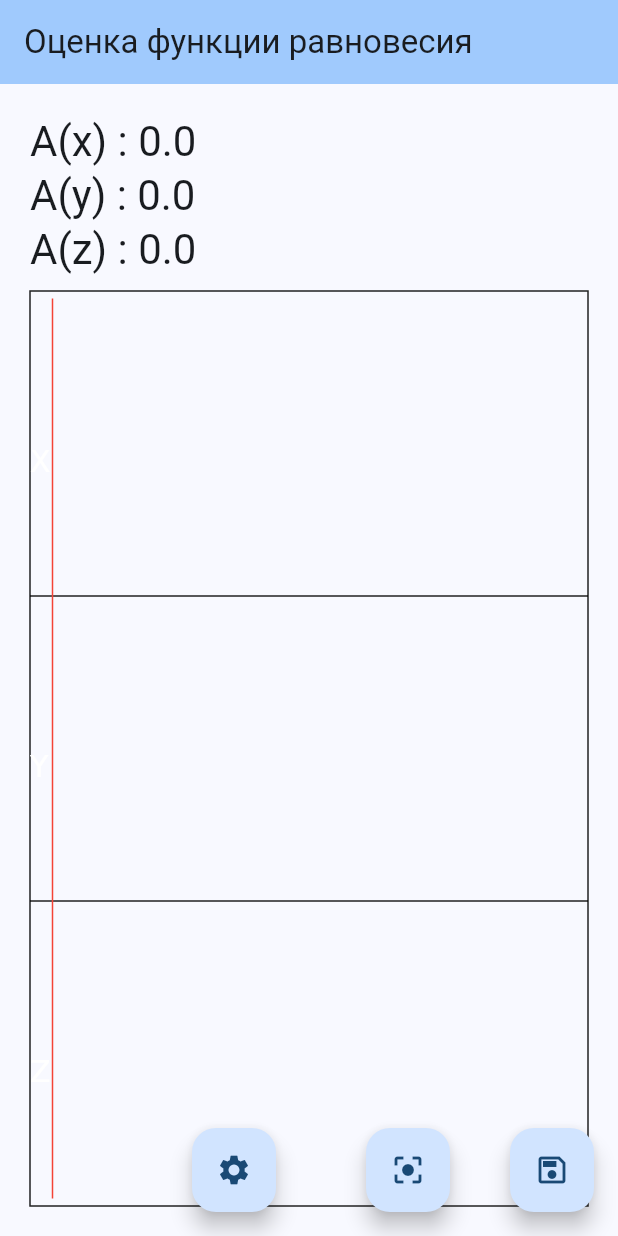
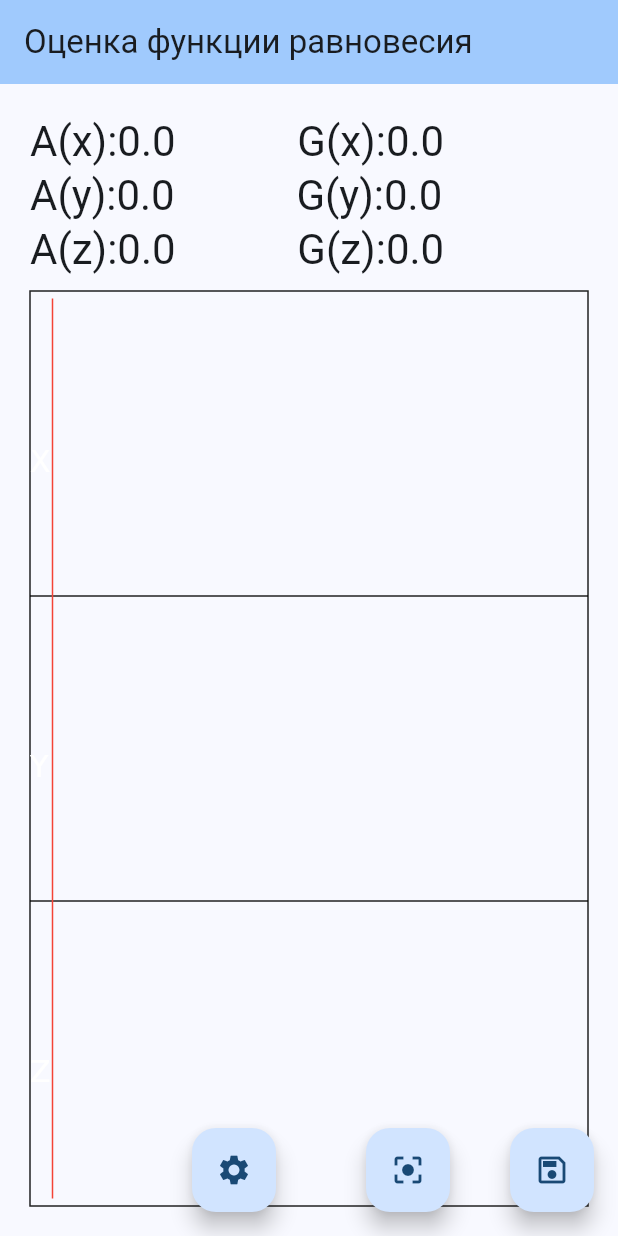
Before and after one commit to grigp/accel_kfr, a Flutter app: the screen it shows after launch, on a phone screen of 412 x 824 dp. Run offline on Flutter 3.47's test engine with Material 3 defaults, Android fonts, the light colour scheme and no system bars; our stand-ins replace assets_audio_player, flutter_bloc, flutter_secure_storage, get_it, sensors_plus; missing offline and left inert: number_text_input_formatter.

Commit message:
Работа с углами для исследований

```diff
--- a/lib/features/record_screen/view/record_screen.dart
+++ b/lib/features/record_screen/view/record_screen.dart
@@ -31,6 +31,9 @@ class _RecordScreenState extends State<RecordScreen> {
   double _ax = 0;
   double _ay = 0;
   double _az = 0;
+  double _gx = 0;
+  double _gy = 0;
+  double _gz = 0;
   int _n = 0;
   int _recCount = 0;
   final int _screenRate = 20;
@@ -66,41 +69,42 @@ class _RecordScreenState extends State<RecordScreen> {
     _pcBloc.add(UpdateParamsEvent());
   }
 
-  void getData(double ax, double ay, double az) async {
+  void getData(
+      double ax, double ay, double az, double gx, double gy, double gz) async {
     ++_n;
-    _block.add(DataBlock(ax: ax, ay: ay, az: az));
+    _block.add(DataBlock(ax: ax, ay: ay, az: az, gx: gx, gy: gy, gz: gz));
 
     if (_n % (_freq / _screenRate) == 0) {
       setState(() {
         _ax = ax;
         _ay = ay;
         _az = az;
+        _gx = gx;
+        _gy = gy;
+        _gz = gz;
       });
     }
 
     if (_isRecording) {
       if (_stage == RecordStages.stgRecording) {
-        await _database.add(DataBlock(ax: ax, ay: ay, az: az));
+        await _database
+            .add(DataBlock(ax: ax, ay: ay, az: az, gx: gx, gy: gy, gz: gz));
       }
 
       ++_recCount;
-      if (_stage == RecordStages.stgWait1){
-        if (_recCount == _timeWait * _freq){
+      if (_stage == RecordStages.stgWait1) {
+        if (_recCount == _timeWait * _freq) {
           _recCount = 0;
           _stage = RecordStages.stgCalibrating;
           _pcBloc.add(CalibrationEvent(func: onEndCalibration));
         }
-      }
-      else
-      if (_stage == RecordStages.stgWait2) {
+      } else if (_stage == RecordStages.stgWait2) {
 //        if (_recCount == _timeWait * _freq) {
         if (_recCount == 1 * _freq) {
           _recCount = 0;
           _stage = RecordStages.stgRecording;
         }
-      }
-      else
-      if (_stage == RecordStages.stgRecording) {
+      } else if (_stage == RecordStages.stgRecording) {
         if (_recCount == _timeRec * _freq) {
           _isRecording = false;
           _recCount = 0;
@@ -152,15 +156,11 @@ class _RecordScreenState extends State<RecordScreen> {
     if (_stage == RecordStages.stgCalibrating ||
         _stage == RecordStages.stgRecording) {
       return '${num.parse((_recCount / _freq).toStringAsFixed(1))} сек';
-    }
-    else
-    if (_stage == RecordStages.stgWait1) {
-      return '${num.parse(
-          (_timeWait - (_recCount / _freq)).toStringAsFixed(1))} сек';
+    } else if (_stage == RecordStages.stgWait1) {
+      return '${num.parse((_timeWait - (_recCount / _freq)).toStringAsFixed(1))} сек';
     }
     if (_stage == RecordStages.stgWait2) {
-      return '${num.parse(
-          (1 - (_recCount / _freq)).toStringAsFixed(1))} сек';
+      return '${num.parse((1 - (_recCount / _freq)).toStringAsFixed(1))} сек';
     }
     return '';
   }
@@ -168,13 +168,9 @@ class _RecordScreenState extends State<RecordScreen> {
   String getStageComment() {
     if (_stage == RecordStages.stgWait1) {
       return 'До калибровки';
-    }
-    else
-    if (_stage == RecordStages.stgCalibrating) {
+    } else if (_stage == RecordStages.stgCalibrating) {
       return 'Калибровка';
-    }
-    else
-    if (_stage == RecordStages.stgWait2) {
+    } else if (_stage == RecordStages.stgWait2) {
       return 'До записи';
     }
     if (_stage == RecordStages.stgRecording) {
@@ -206,35 +202,75 @@ class _RecordScreenState extends State<RecordScreen> {
                   children: <Widget>[
                     Column(children: [
                       Row(children: [
-                        Text('A(x) : ',
-                            style: Theme.of(context).textTheme.headlineMedium),
+                        Text(
+                          'A(x):',
+                          style: Theme.of(context).textTheme.headlineMedium,
+                        ),
                         SizedBox(
-                          width: 200,
-                          child: Text('${num.parse(_ax.toStringAsFixed(4))}',
-                              style:
-                                  Theme.of(context).textTheme.headlineMedium),
+                          width: 120,
+                          child: Text(
+                            '${num.parse(_ax.toStringAsFixed(4))}',
+                            style: Theme.of(context).textTheme.headlineMedium,
+                          ),
+                        ),
+                        Text(
+                          'G(x):',
+                          style: Theme.of(context).textTheme.headlineMedium,
+                        ),
+                        SizedBox(
+                          width: 120,
+                          child: Text(
+                            '${num.parse(_gx.toStringAsFixed(4))}',
+                            style: Theme.of(context).textTheme.headlineMedium,
+                          ),
                         ),
                       ]),
                       Row(children: [
-                        Text('A(y) : ',
-                            style: Theme.of(context).textTheme.headlineMedium),
+                        Text(
+                          'A(y):',
+                          style: Theme.of(context).textTheme.headlineMedium,
+                        ),
                         SizedBox(
-                          width: 200,
-                          child: Text('${num.parse(_ay.toStringAsFixed(4))}',
-                              //'$_ay',
-                              style:
-                                  Theme.of(context).textTheme.headlineMedium),
+                          width: 120,
+                          child: Text(
+                            '${num.parse(_ay.toStringAsFixed(4))}',
+                            style: Theme.of(context).textTheme.headlineMedium,
+                          ),
+                        ),
+                        Text(
+                          'G(y):',
+                          style: Theme.of(context).textTheme.headlineMedium,
+                        ),
+                        SizedBox(
+                          width: 120,
+                          child: Text(
+                            '${num.parse(_gy.toStringAsFixed(4))}',
+                            style: Theme.of(context).textTheme.headlineMedium,
+                          ),
                         ),
                       ]),
                       Row(children: [
-                        Text('A(z) : ',
-                            style: Theme.of(context).textTheme.headlineMedium),
+                        Text(
+                          'A(z):',
+                          style: Theme.of(context).textTheme.headlineMedium,
+                        ),
                         SizedBox(
-                          width: 200,
-                          child: Text('${num.parse(_az.toStringAsFixed(4))}',
-                              //'$_az',
-                              style:
-                                  Theme.of(context).textTheme.headlineMedium),
+                          width: 120,
+                          child: Text(
+                            '${num.parse(_az.toStringAsFixed(4))}',
+                            style: Theme.of(context).textTheme.headlineMedium,
+                          ),
+                        ),
+                        Text(
+                          'G(z):',
+                          style: Theme.of(context).textTheme.headlineMedium,
+                        ),
+                        SizedBox(
+                          width: 120,
+                          child: Text(
+                            '${num.parse(_gz.toStringAsFixed(4))}',
+                            style: Theme.of(context).textTheme.headlineMedium,
+                          ),
                         ),
                       ]),
                       const SizedBox(
@@ -277,7 +313,8 @@ class _RecordScreenState extends State<RecordScreen> {
       floatingActionButton: Row(
         mainAxisAlignment: MainAxisAlignment.end,
         children: [
-          if (!_isRecording) FloatingActionButton(
+          if (!_isRecording)
+            FloatingActionButton(
               onPressed: () {
                 Navigator.of(context).pushNamed('/settings');
               },
@@ -288,7 +325,8 @@ class _RecordScreenState extends State<RecordScreen> {
           const SizedBox(
             width: 60,
           ),
-          if (!_isRecording) FloatingActionButton(
+          if (!_isRecording)
+            FloatingActionButton(
               onPressed: () {
                 _pcBloc.add(CalibrationEvent(func: onEndCalibration));
               },
--- a/lib/repositories/process_params.dart
+++ b/lib/repositories/process_params.dart
@@ -16,10 +16,16 @@ class DataBlock {
   double ax;
   double ay;
   double az;
+  double gx;
+  double gy;
+  double gz;
 
   DataBlock({
     required this.ax,
     required this.ay,
     required this.az,
+    required this.gx,
+    required this.gy,
+    required this.gz,
 });
 }
```
Also changed, not shown: lib/main.dart (+9 -1 lines), lib/repositories/source/accel_driver.dart (+55 -22 lines). Lines whose indentation alone changed are shown as unchanged.
